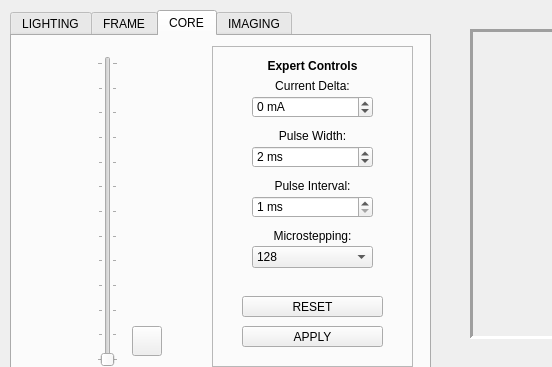
Qt form _ui/Clinostat.ui (CoSE-Jerry/3D-Clinostat) before a commit; both pictures show x 0 to 552 and y 0 to 367 of the 800 by 480 pixel window.
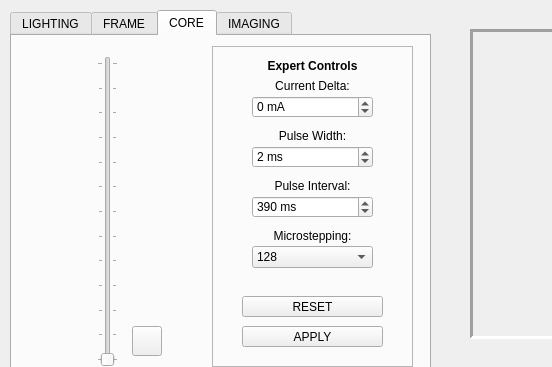
The same form after that commit. The open tabs and pages were chosen to show the change. Icons and pictures are not drawn.

Diff of the .ui file:
```diff
--- a/_ui/Clinostat.ui
+++ b/_ui/Clinostat.ui
@@ -924,6 +924,9 @@
        <property name="maximum">
         <number>100000</number>
        </property>
+       <property name="value">
+        <number>390</number>
+       </property>
       </widget>
       <widget class="QLabel" name="label_63">
        <property name="geometry">
```
Left out of the diff: 5 changed lines with no effect on the pictures.
